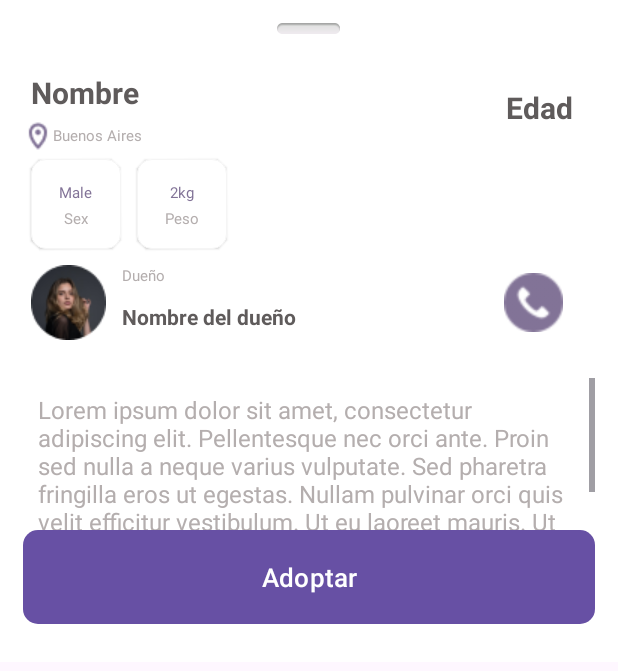
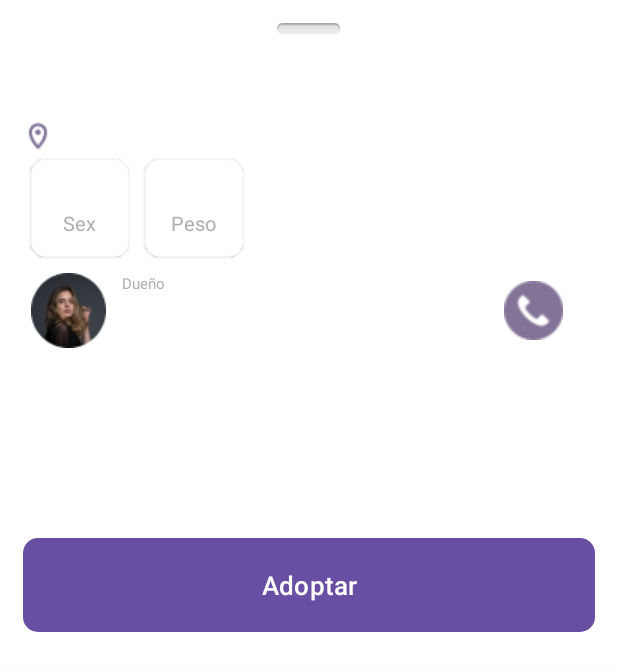
Before and after one commit to tatoyoda600/ParcialTP3, an Android app: the layout item_bottom_sheet.xml on its own in the app's theme, with its tools: preview values and no code run, on a phone screen of 412 x 824 dp. Shown: the top 671 px of the screen. Run offline under Robolectric (Android 15) with nearby library versions, the phone set to English and light mode, and no system bars.

Commit message:
borro hardcodeo de campos

```diff
--- a/app/src/main/res/layout/item_bottom_sheet.xml
+++ b/app/src/main/res/layout/item_bottom_sheet.xml
@@ -31,7 +31,6 @@
                 android:id="@+id/dog_name_text_view"
                 android:layout_width="match_parent"
                 android:layout_height="wrap_content"
-                android:text="@string/name"
                 android:textSize="20dp"
                 android:textStyle="bold"
                 android:padding="5dp"
@@ -53,7 +52,6 @@
                     android:id="@+id/dog_location_text_view"
                     android:layout_width="wrap_content"
                     android:layout_height="match_parent"
-                    android:text="Buenos Aires"
                     android:textAlignment="center"
                     android:gravity="center"
                     android:textColor="@color/tiny_grey_font"
@@ -69,7 +67,6 @@
             android:layout_height="match_parent"
             android:layout_weight="1"
             android:padding="15dp"
-            android:text="@string/age"
             android:textAlignment="viewEnd"
             android:textSize="20dp"
             android:textStyle="bold"
@@ -83,8 +80,8 @@
         android:orientation="horizontal">
 
         <com.google.android.material.card.MaterialCardView
-            android:layout_width="60dp"
-            android:layout_height="60dp"
+            android:layout_width="65dp"
+            android:layout_height="65dp"
             android:layout_marginRight="30dp"
             app:cardCornerRadius="10dp"
             app:cardElevation="1dp"
@@ -99,9 +96,8 @@
                 android:layout_width="wrap_content"
                 android:layout_height="wrap_content"
                 android:layout_gravity="center_horizontal"
-                android:text="Male"
                 android:textColor="@color/description_dog_atributes"
-                android:textSize="10sp"/>
+                android:textSize="15sp"/>
 
             <TextView
                 android:id="@+id/dog_sex_title_text_view"
@@ -111,12 +107,12 @@
                 android:layout_marginTop="10dp"
                 android:text="@string/sex"
                 android:textColor="@color/tiny_grey_font"
-                android:textSize="10sp"/>
+                android:textSize="13sp"/>
         </com.google.android.material.card.MaterialCardView>
 
         <com.google.android.material.card.MaterialCardView
-            android:layout_width="60dp"
-            android:layout_height="60dp"
+            android:layout_width="65dp"
+            android:layout_height="65dp"
             app:cardCornerRadius="10dp"
             app:cardElevation="1dp"
             app:strokeWidth="1px"
@@ -130,19 +126,18 @@
                 android:layout_width="wrap_content"
                 android:layout_height="wrap_content"
                 android:layout_gravity="center_horizontal"
-                android:text="2kg"
                 android:textColor="@color/description_dog_atributes"
-                android:textSize="10sp"/>
+                android:textSize="15sp"/>
 
             <TextView
                 android:id="@+id/dog_weight_title_text_view"
                 android:layout_width="wrap_content"
                 android:layout_height="wrap_content"
                 android:layout_gravity="center"
+                android:layout_marginTop="10dp"
                 android:text="@string/weight"
-                android:layout_marginTop="10dp"
                 android:textColor="@color/tiny_grey_font"
-                android:textSize="10sp" />
+                android:textSize="13sp" />
         </com.google.android.material.card.MaterialCardView>
     </LinearLayout>
 
@@ -178,7 +173,6 @@
                 android:id="@+id/dog_owner_name_text_view"
                 android:layout_width="match_parent"
                 android:layout_height="wrap_content"
-                android:text="@string/owner_name"
                 android:textSize="14sp"
                 android:textStyle="bold"
                 android:padding="5dp"
@@ -209,7 +203,6 @@
             android:layout_width="match_parent"
             android:layout_height="wrap_content"
             android:padding="10dp"
-            android:text="@string/lorem_ipsum"
             android:textColor="@color/tiny_grey_font"
             android:textSize="16sp" />
     </ScrollView>
```
Also changed, not shown: app/src/main/java/com/pfortbe22bgrupo2/parcialtp3/fragments/DetailsFragment.kt (+39 -35 lines).
